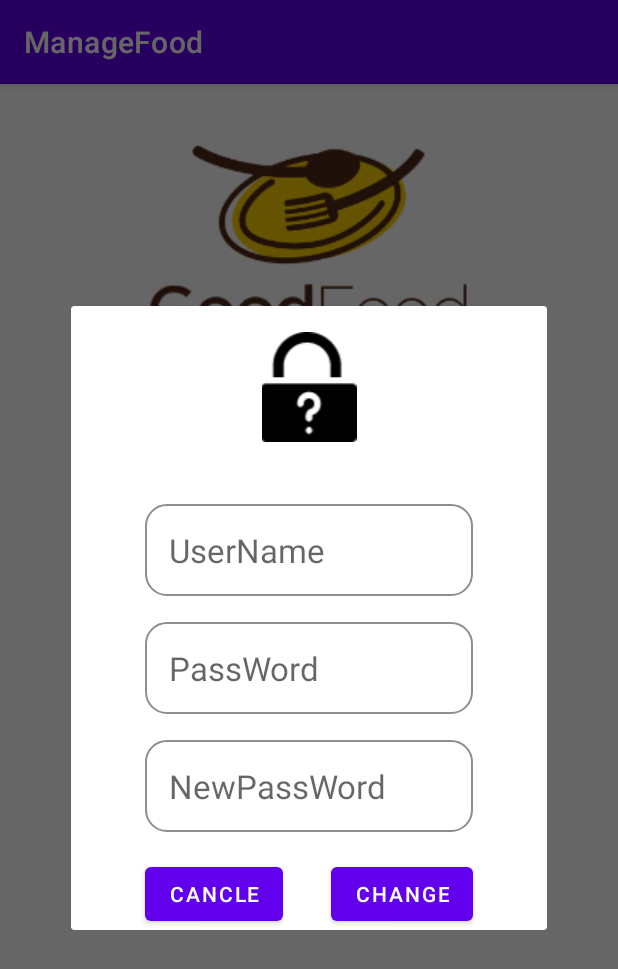
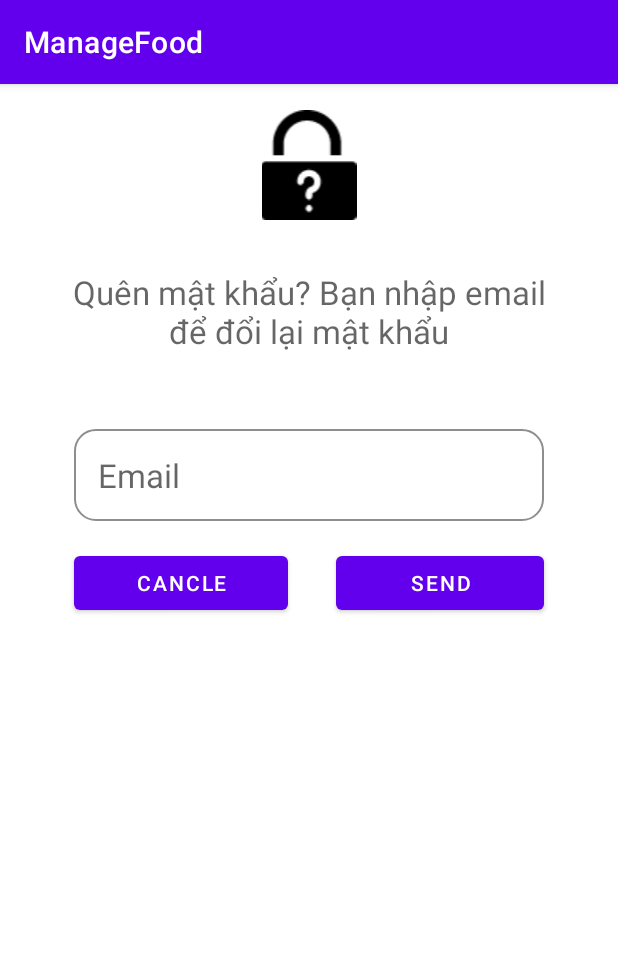
Before and after one commit to thaideptrai3012/ManageFood, an Android app: the screen it shows after launch (MainActivity before the commit, dialog_forgot after it), after a tap on "Forgot your password?", on a phone screen of 412 x 824 dp. Shown: the top 969 px of the screen. Run offline under Robolectric (Android 15) with nearby library versions, the phone set to English and light mode, and no system bars; our stand-ins replace Firebase (no records; nobody signed in at launch, a user with empty details on screens opened directly).

Commit message:
đăng ký đăng nhập thông qua firebase , quên mật khẩu

```diff
--- a/app/src/main/java/com/example/managefood/HomeActivity.java
+++ b/app/src/main/java/com/example/managefood/HomeActivity.java
@@ -5,6 +5,7 @@ import android.os.Bundle;
 import android.view.Menu;
 import android.view.MenuItem;
 import android.view.View;
+import android.widget.TextView;
 import android.widget.Toast;
 
 import androidx.annotation.NonNull;
@@ -19,8 +20,7 @@ import androidx.fragment.app.FragmentTransaction;
 
 
 import com.google.android.material.navigation.NavigationView;
-
-
+import com.google.firebase.auth.FirebaseAuth;
 
 
 public class HomeActivity extends AppCompatActivity implements NavigationView.OnNavigationItemSelectedListener {
@@ -46,7 +46,6 @@ public class HomeActivity extends AppCompatActivity implements NavigationView.On
         drawerLayout.setDrawerListener(actionBarDrawerToggle);
         actionBarDrawerToggle.syncState();
         nav_view.setNavigationItemSelectedListener(this);
-
 
 
     }
--- a/app/src/main/java/com/example/managefood/MainActivity.java
+++ b/app/src/main/java/com/example/managefood/MainActivity.java
@@ -20,6 +20,8 @@ import android.widget.TextView;
 import android.widget.Toast;
 
 import com.google.android.gms.tasks.OnCompleteListener;
+import com.google.android.gms.tasks.OnFailureListener;
+import com.google.android.gms.tasks.OnSuccessListener;
 import com.google.android.gms.tasks.Task;
 import com.google.firebase.auth.AuthResult;
 import com.google.firebase.auth.FirebaseAuth;
@@ -30,7 +32,7 @@ import org.w3c.dom.Text;
 
 public class MainActivity extends AppCompatActivity {
     private String username, password;
-    private String llemail;
+    private EditText llemail;
     private EditText llfullname;
     private EditText llpassword;
     private EditText llrepassword;
@@ -78,9 +80,8 @@ public class MainActivity extends AppCompatActivity {
         });
 
         buttonforget.setOnClickListener(v -> {
-
-            showDialog();
-
+            Intent intent = new Intent(MainActivity.this, dialog_forgot.class);
+            startActivity(intent);
         });
 
 //        btnLogin.setOnClickListener(new View.OnClickListener() {
@@ -144,41 +145,5 @@ public class MainActivity extends AppCompatActivity {
         });
     }
 
-    public void showDialog() {
 
-        Dialog dialog = new Dialog(MainActivity.this);
-        dialog.requestWindowFeature(Window.FEATURE_NO_TITLE);
-        dialog.setContentView(R.layout.activity_dialog_forgot);
-        dialog.show();
-        dialog.setCanceledOnTouchOutside(false);
-
-
-        llfullname = dialog.findViewById(R.id.llfullname);
-        llrepassword = dialog.findViewById(R.id.llrepassword);
-        llpassword = dialog.findViewById(R.id.llpassword);
-
-        Button buttonchange = dialog.findViewById(R.id.buttonchange);
-
-        buttonchange.setOnClickListener(v -> {
-
-            if (llfullname.getText().toString().isEmpty() || llrepassword.getText().toString().isEmpty() || llpassword.getText().toString().isEmpty()) {
-                Toast.makeText(MainActivity.this,
-                        "Mời bạn nhập đầy đủ thông tin", Toast.LENGTH_LONG).show();
-            } else {
-                Toast.makeText(MainActivity.this,
-                        "Đổi mật khẩu thành công", Toast.LENGTH_LONG).show();
-                Intent intent = new Intent(MainActivity.this, MainActivity.class);
-                startActivityForResult(intent, 0);
-                return;
-            }
-        });
-
-        Button buttoncancle = dialog.findViewById(R.id.buttoncancle);
-        buttoncancle.setOnClickListener(v -> {
-            Intent intent = new Intent(MainActivity.this, MainActivity.class);
-            startActivityForResult(intent, 0);
-
-        });
-
-    }
 }
--- a/app/src/main/java/com/example/managefood/dialog_forgot.java
+++ b/app/src/main/java/com/example/managefood/dialog_forgot.java
@@ -1,5 +1,6 @@
 package com.example.managefood;
 
+import androidx.annotation.NonNull;
 import androidx.appcompat.app.AppCompatActivity;
 
 import android.content.Intent;
@@ -8,14 +9,53 @@ import android.widget.Button;
 import android.widget.EditText;
 import android.widget.Toast;
 
+import com.google.android.gms.tasks.OnCompleteListener;
+import com.google.android.gms.tasks.OnFailureListener;
+import com.google.android.gms.tasks.OnSuccessListener;
+import com.google.android.gms.tasks.Task;
+import com.google.firebase.auth.FirebaseAuth;
+
 public class dialog_forgot extends AppCompatActivity {
-
+    private EditText llemail;
+    private EditText llpassword;
+    private Button buttonchange;
+    private Button buttoncancle;
+    private FirebaseAuth auth;
 
     @Override
     protected void onCreate(Bundle savedInstanceState) {
         super.onCreate(savedInstanceState);
         setContentView(R.layout.activity_dialog_forgot);
 
+        llemail = findViewById(R.id.llemail);
+        llpassword = findViewById(R.id.llpassword);
+        buttonchange = findViewById(R.id.buttonchange);
+        buttoncancle = findViewById(R.id.buttoncancle);
+        auth = FirebaseAuth.getInstance();
+        buttoncancle.setOnClickListener(v -> {
+            Intent intent = new Intent(dialog_forgot.this, MainActivity.class);
+            startActivity(intent);
+        });
 
+        buttonchange.setOnClickListener(v -> {
+            String email = llemail.getText().toString();
+            if (llemail.getText().toString().isEmpty()) {
+                Toast.makeText(dialog_forgot.this, "Email không được để trống!", Toast.LENGTH_LONG).show();
+            } else {
+                auth.sendPasswordResetEmail(email).addOnCompleteListener(new OnCompleteListener<Void>() {
+                    @Override
+                    public void onComplete(Task<Void> task) {
+
+                        if (task.isSuccessful()) {
+                            Toast.makeText(dialog_forgot.this, "Kiểm tra email để lấy lại mật khẩu", Toast.LENGTH_LONG).show();
+                            Intent intent = new Intent(dialog_forgot.this, MainActivity.class);
+                            startActivity(intent);
+                        } else {
+                            Toast.makeText(dialog_forgot.this, "Email này không tồn tại !!!", Toast.LENGTH_LONG).show();
+                        }
+                    }
+                });
+            }
+        });
     }
 }
--- a/app/src/main/res/layout/activity_dialog_forgot.xml
+++ b/app/src/main/res/layout/activity_dialog_forgot.xml
@@ -4,6 +4,7 @@
     xmlns:tools="http://schemas.android.com/tools"
     android:layout_width="match_parent"
     android:layout_height="match_parent"
+    android:gravity="top"
     android:orientation="vertical"
     tools:context=".dialog_forgot">
 
@@ -13,51 +14,50 @@
         android:layout_marginTop="@dimen/padding_normal"
         android:src="@drawable/lock" />
 
+    <TextView
+        android:layout_width="match_parent"
+        android:layout_height="wrap_content"
+        android:layout_marginLeft="@dimen/padding_xlarge"
+        android:layout_marginTop="@dimen/padding_normal"
+        android:layout_marginRight="@dimen/padding_xlarge"
+        android:gravity="center"
+        android:hint="Quên mật khẩu? Bạn nhập email để đổi lại mật khẩu"
+        android:padding="@dimen/margin_normal"
+        android:textSize="@dimen/text_size_large" />
+
     <LinearLayout
         android:layout_width="match_parent"
         android:layout_height="wrap_content"
         android:layout_marginLeft="@dimen/padding_normal"
-        android:layout_marginTop="@dimen/padding_large"
+        android:layout_marginTop="@dimen/padding_normal"
         android:layout_marginRight="@dimen/padding_normal"
         android:orientation="vertical">
 
         <EditText
-            android:id="@+id/llfullname"
+            android:id="@+id/llemail"
             android:layout_width="match_parent"
             android:layout_height="wrap_content"
             android:layout_marginLeft="@dimen/padding_xlarge"
             android:layout_marginTop="@dimen/padding_normal"
             android:layout_marginRight="@dimen/padding_xlarge"
             android:background="@drawable/bg_dialog_button"
-            android:hint="UserName"
+            android:hint="Email"
             android:padding="@dimen/margin_normal"
             android:textSize="@dimen/text_size_large" />
 
-        <EditText
-            android:id="@+id/llpassword"
-            android:layout_width="match_parent"
-            android:layout_height="wrap_content"
-            android:layout_marginLeft="@dimen/padding_xlarge"
-            android:layout_marginTop="@dimen/padding_normal"
-            android:layout_marginRight="@dimen/padding_xlarge"
-            android:background="@drawable/bg_dialog_button"
-            android:hint="PassWord"
-            android:inputType="textPassword"
-            android:padding="@dimen/margin_normal"
-            android:textSize="@dimen/text_size_large" />
+        <!--        <EditText-->
+        <!--            android:id="@+id/llpassword"-->
+        <!--            android:layout_width="match_parent"-->
+        <!--            android:layout_height="wrap_content"-->
+        <!--            android:layout_marginLeft="@dimen/padding_xlarge"-->
+        <!--            android:layout_marginTop="@dimen/padding_normal"-->
+        <!--            android:layout_marginRight="@dimen/padding_xlarge"-->
+        <!--            android:background="@drawable/bg_dialog_button"-->
+        <!--            android:hint="Password"-->
+        <!--            android:inputType="textPassword"-->
+        <!--            android:padding="@dimen/margin_normal"-->
+        <!--            android:textSize="@dimen/text_size_large" />-->
 
-        <EditText
-            android:id="@+id/llrepassword"
-            android:layout_width="match_parent"
-            android:layout_height="wrap_content"
-            android:layout_marginLeft="@dimen/padding_xlarge"
-            android:layout_marginTop="@dimen/padding_normal"
-            android:layout_marginRight="@dimen/padding_xlarge"
-            android:background="@drawable/bg_dialog_button"
-            android:hint="NewPassWord"
-            android:inputType="textPassword"
-            android:padding="@dimen/margin_normal"
-            android:textSize="@dimen/text_size_large" />
 
         <LinearLayout
             android:layout_width="match_parent"
@@ -81,7 +81,7 @@
                 android:layout_marginTop="@dimen/padding_normal"
                 android:layout_marginRight="@dimen/padding_xlarge"
                 android:layout_weight="1"
-                android:text="CHANGE" />
+                android:text="SEND" />
 
 
         </LinearLayout>
--- a/app/src/main/res/layout/activity_main.xml
+++ b/app/src/main/res/layout/activity_main.xml
@@ -30,7 +30,7 @@
             android:layout_marginTop="@dimen/padding_normal"
             android:layout_marginRight="@dimen/padding_xlarge"
             android:background="@drawable/bg_dialog_button"
-            android:hint="UserName"
+            android:hint="Email"
             android:padding="@dimen/margin_normal"
             android:textSize="@dimen/text_size_large" />
 
```
Also changed, not shown: app/src/main/res/layout/header.xml (+11 -9 lines).
